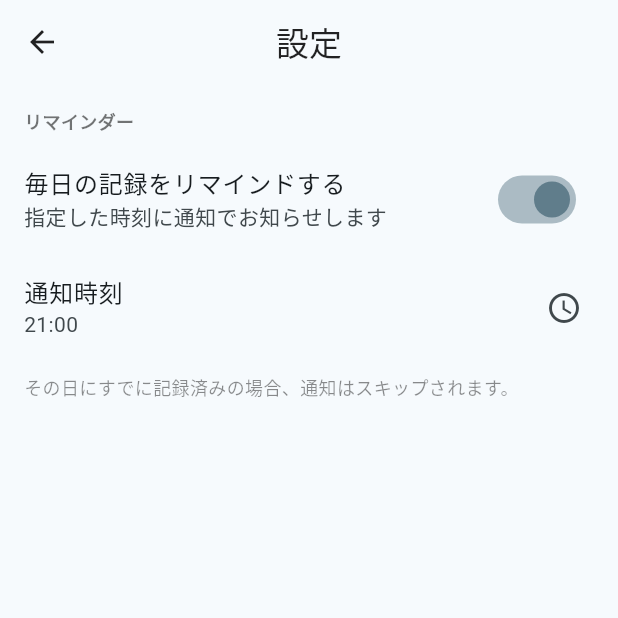
After one commit to Masa512411/OnePhotoDiary, a Flutter app: the SettingsScreen screen opened directly, after a tap on "毎日の記録をリマインドする", on a phone screen of 412 x 824 dp, the top half of it. The commit adds this screen. Run offline on Flutter 3.47's test engine with Material 3 defaults, Android fonts, the phone set to English and light mode, and no system bars; our stand-ins replace flutter_local_notifications, flutter_riverpod, flutter_secure_storage, flutter_timezone, image_picker, local_auth and 2 more; accounts and stored records are empty.

Commit message:
add reminder

```diff
--- a/lib/main.dart
+++ b/lib/main.dart
@@ -1,9 +1,11 @@
 import 'package:flutter/material.dart';
 import 'package:flutter_riverpod/flutter_riverpod.dart';
 import 'screens/auth_screen.dart';
+import 'services/notification_service.dart';
 
 void main() async {
   WidgetsFlutterBinding.ensureInitialized();
+  await NotificationService.instance.init();
   runApp(const ProviderScope(child: MyApp()));
 }
 
--- /dev/null
+++ b/lib/providers/reminder_provider.dart
@@ -0,0 +1,92 @@
+import 'package:flutter/material.dart';
+import 'package:flutter_riverpod/flutter_riverpod.dart';
+import 'package:flutter_secure_storage/flutter_secure_storage.dart';
+import '../services/notification_service.dart';
+import 'diary_provider.dart';
+
+class ReminderState {
+  final bool enabled;
+  final TimeOfDay time;
+
+  const ReminderState({required this.enabled, required this.time});
+
+  ReminderState copyWith({bool? enabled, TimeOfDay? time}) =>
+      ReminderState(enabled: enabled ?? this.enabled, time: time ?? this.time);
+
+  static const defaultState = ReminderState(
+    enabled: false,
+    time: TimeOfDay(hour: 21, minute: 0),
+  );
+}
+
+class ReminderNotifier extends Notifier<ReminderState> {
+  static const _enabledKey = 'reminder_enabled';
+  static const _hourKey = 'reminder_hour';
+  static const _minuteKey = 'reminder_minute';
+
+  static const _storage = FlutterSecureStorage(
+    aOptions: AndroidOptions(encryptedSharedPreferences: true),
+  );
+
+  @override
+  ReminderState build() {
+    _load();
+    return ReminderState.defaultState;
+  }
+
+  Future<void> _load() async {
+    final enabledStr = await _storage.read(key: _enabledKey);
+    final hourStr = await _storage.read(key: _hourKey);
+    final minuteStr = await _storage.read(key: _minuteKey);
+
+    final enabled = enabledStr == 'true';
+    final hour = int.tryParse(hourStr ?? '') ?? 21;
+    final minute = int.tryParse(minuteStr ?? '') ?? 0;
+
+    state = ReminderState(
+      enabled: enabled,
+      time: TimeOfDay(hour: hour, minute: minute),
+    );
+
+    if (enabled) {
+      await reschedule();
+    }
+  }
+
+  Future<void> setEnabled(bool enabled) async {
+    if (enabled) {
+      final granted = await NotificationService.instance.requestPermissions();
+      if (!granted) return;
+    }
+    await _storage.write(key: _enabledKey, value: enabled.toString());
+    state = state.copyWith(enabled: enabled);
+    if (enabled) {
+      await reschedule();
+    } else {
+      await NotificationService.instance.cancelAll();
+    }
+  }
+
+  Future<void> setTime(TimeOfDay time) async {
+    await _storage.write(key: _hourKey, value: time.hour.toString());
+    await _storage.write(key: _minuteKey, value: time.minute.toString());
+    state = state.copyWith(time: time);
+    if (state.enabled) {
+      await reschedule();
+    }
+  }
+
+  /// 現在の設定とエントリ済み日付を反映して通知を再スケジュールする
+  Future<void> reschedule() async {
+    if (!state.enabled) return;
+    final diaryState = ref.read(diaryProvider);
+    await NotificationService.instance.scheduleDailyReminder(
+      time: state.time,
+      skipDates: diaryState.datesWithEntries,
+    );
+  }
+}
+
+final reminderProvider = NotifierProvider<ReminderNotifier, ReminderState>(
+  () => ReminderNotifier(),
+);
--- /dev/null
+++ b/lib/screens/settings_screen.dart
@@ -0,0 +1,77 @@
+import 'package:flutter/material.dart';
+import 'package:flutter_riverpod/flutter_riverpod.dart';
+import '../providers/reminder_provider.dart';
+
+class SettingsScreen extends ConsumerWidget {
+  const SettingsScreen({super.key});
+
+  String _formatTime(TimeOfDay t) =>
+      '${t.hour.toString().padLeft(2, '0')}:${t.minute.toString().padLeft(2, '0')}';
+
+  Future<void> _pickTime(BuildContext context, WidgetRef ref) async {
+    final current = ref.read(reminderProvider).time;
+    final picked = await showTimePicker(
+      context: context,
+      initialTime: current,
+      builder: (context, child) => MediaQuery(
+        data: MediaQuery.of(context).copyWith(alwaysUse24HourFormat: true),
+        child: child!,
+      ),
+    );
+    if (picked != null) {
+      await ref.read(reminderProvider.notifier).setTime(picked);
+    }
+  }
+
+  @override
+  Widget build(BuildContext context, WidgetRef ref) {
+    final reminder = ref.watch(reminderProvider);
+
+    return Scaffold(
+      appBar: AppBar(
+        title: const Text('設定'),
+        centerTitle: true,
+        backgroundColor: Colors.transparent,
+        foregroundColor: Colors.black87,
+        elevation: 0,
+      ),
+      body: ListView(
+        children: [
+          const Padding(
+            padding: EdgeInsets.fromLTRB(16, 16, 16, 8),
+            child: Text(
+              'リマインダー',
+              style: TextStyle(
+                fontSize: 12,
+                color: Colors.black54,
+                fontWeight: FontWeight.bold,
+              ),
+            ),
+          ),
+          SwitchListTile(
+            title: const Text('毎日の記録をリマインドする'),
+            subtitle: const Text('指定した時刻に通知でお知らせします'),
+            value: reminder.enabled,
+            activeThumbColor: Colors.blueGrey,
+            onChanged: (v) =>
+                ref.read(reminderProvider.notifier).setEnabled(v),
+          ),
+          ListTile(
+            title: const Text('通知時刻'),
+            subtitle: Text(_formatTime(reminder.time)),
+            trailing: const Icon(Icons.access_time),
+            enabled: reminder.enabled,
+            onTap: reminder.enabled ? () => _pickTime(context, ref) : null,
+          ),
+          const Padding(
+            padding: EdgeInsets.fromLTRB(16, 8, 16, 0),
+            child: Text(
+              'その日にすでに記録済みの場合、通知はスキップされます。',
+              style: TextStyle(fontSize: 12, color: Colors.black45),
+            ),
+          ),
+        ],
+      ),
+    );
+  }
+}
--- /dev/null
+++ b/lib/services/notification_service.dart
@@ -0,0 +1,109 @@
+import 'package:flutter/material.dart';
+import 'package:flutter_local_notifications/flutter_local_notifications.dart';
+import 'package:flutter_timezone/flutter_timezone.dart';
+import 'package:timezone/data/latest_all.dart' as tz_data;
+import 'package:timezone/timezone.dart' as tz;
+
+/// ローカル通知の初期化・スケジュールを担うサービス
+class NotificationService {
+  NotificationService._();
+  static final NotificationService instance = NotificationService._();
+
+  static const _channelId = 'daily_reminder';
+  static const _channelName = '毎日のリマインダー';
+  static const _channelDescription = '今日の一枚を記録するリマインドです';
+
+  /// 事前スケジュールする日数（アプリ起動時に必ず再スケジュールされる前提）
+  static const int scheduleDays = 14;
+
+  final _plugin = FlutterLocalNotificationsPlugin();
+  bool _initialized = false;
+
+  Future<void> init() async {
+    if (_initialized) return;
+
+    tz_data.initializeTimeZones();
+    final localName = await FlutterTimezone.getLocalTimezone();
+    tz.setLocalLocation(tz.getLocation(localName));
+
+    const androidInit = AndroidInitializationSettings('@mipmap/ic_launcher');
+    const iosInit = DarwinInitializationSettings(
+      requestAlertPermission: false,
+      requestBadgePermission: false,
+      requestSoundPermission: false,
+    );
+    await _plugin.initialize(
+      const InitializationSettings(android: androidInit, iOS: iosInit),
+    );
+
+    _initialized = true;
+  }
+
+  /// 通知許可をリクエスト（iOS は明示的、Android 13+ は POST_NOTIFICATIONS）
+  Future<bool> requestPermissions() async {
+    final iosImpl = _plugin.resolvePlatformSpecificImplementation<
+        IOSFlutterLocalNotificationsPlugin>();
+    final iosGranted = await iosImpl?.requestPermissions(
+      alert: true,
+      badge: true,
+      sound: true,
+    );
+
+    final androidImpl = _plugin.resolvePlatformSpecificImplementation<
+        AndroidFlutterLocalNotificationsPlugin>();
+    final androidGranted = await androidImpl?.requestNotificationsPermission();
+
+    return (iosGranted ?? true) && (androidGranted ?? true);
+  }
+
+  /// すべての予約通知をキャンセル
+  Future<void> cancelAll() => _plugin.cancelAll();
+
+  /// 指定された時刻で今後 [scheduleDays] 日分の通知を予約する。
+  /// [skipDates] に含まれる日（YYYY-MM-DD 形式）はスキップ。
+  Future<void> scheduleDailyReminder({
+    required TimeOfDay time,
+    required Set<String> skipDates,
+  }) async {
+    await cancelAll();
+
+    const notificationDetails = NotificationDetails(
+      android: AndroidNotificationDetails(
+        _channelId,
+        _channelName,
+        channelDescription: _channelDescription,
+        importance: Importance.high,
+        priority: Priority.high,
+      ),
+      iOS: DarwinNotificationDetails(),
+    );
+
+    final now = tz.TZDateTime.now(tz.local);
+    for (var offset = 0; offset < scheduleDays; offset++) {
+      final target = tz.TZDateTime(
+        tz.local,
+        now.year,
+        now.month,
+        now.day,
+        time.hour,
+        time.minute,
+      ).add(Duration(days: offset));
+
+      if (target.isBefore(now)) continue;
+
+      final dateKey = target.toIso8601String().substring(0, 10);
+      if (skipDates.contains(dateKey)) continue;
+
+      await _plugin.zonedSchedule(
+        offset,
+        '今日の一枚を記録しましょう',
+        'カメラを開いて、今日の一瞬を残そう',
+        target,
+        notificationDetails,
+        androidScheduleMode: AndroidScheduleMode.inexactAllowWhileIdle,
+        uiLocalNotificationDateInterpretation:
+            UILocalNotificationDateInterpretation.absoluteTime,
+      );
+    }
+  }
+}
--- a/pubspec.yaml
+++ b/pubspec.yaml
@@ -48,6 +48,9 @@ dependencies:
   local_auth: ^2.3.0
   flutter_riverpod: ^2.6.1
   image: ^4.3.0
+  flutter_local_notifications: ^17.2.4
+  timezone: ^0.9.4
+  flutter_timezone: ^3.0.1
 
 dev_dependencies:
   flutter_test:
```
Also changed, not shown: lib/screens/home_screen.dart (+16 -0 lines), pubspec.lock, 6 other files.
